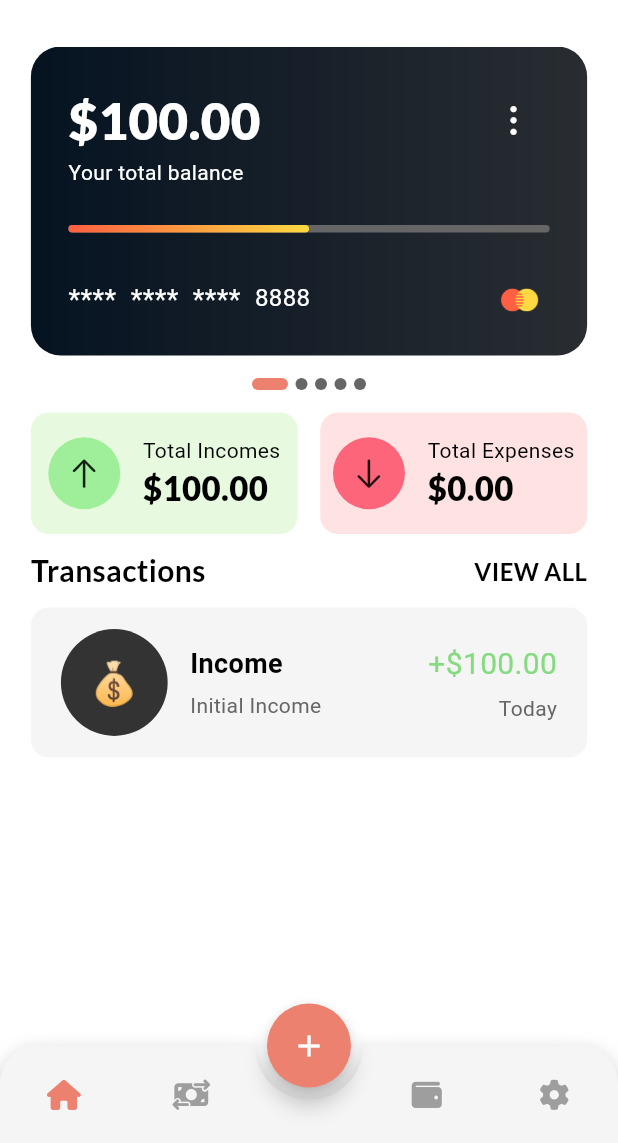
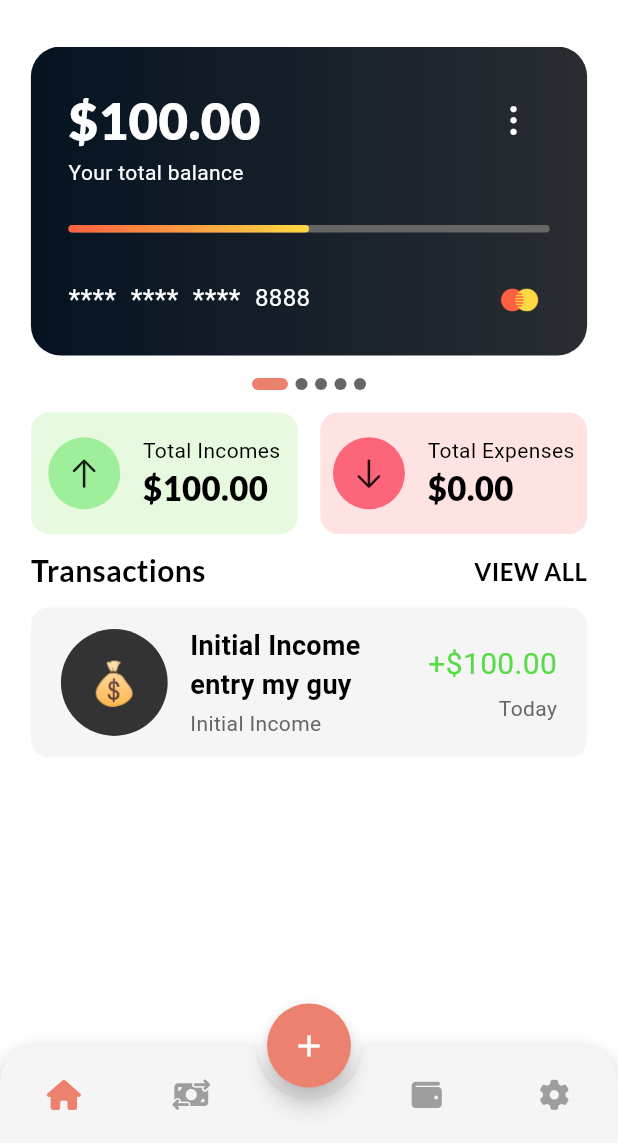
Before and after one commit to AkkiRa69/Track-Luy, a Flutter app: the screen it shows after launch, on a phone screen of 412 x 824 dp, the part 93-1236 px from its top. Run offline on Flutter 3.47's test engine with Material 3 defaults, Android fonts, the phone set to English and light mode, and no system bars; drawn by our look-alikes of animated_bottom_navigation_bar, percent_indicator, smooth_page_indicator; our stand-ins replace font_awesome_flutter, google_fonts, isar, quickalert, toggle_switch; accounts and stored records are empty; generated files the repository leaves out were written again.

Commit message:
home page done

```diff
--- a/lib/components/income_tile.dart
+++ b/lib/components/income_tile.dart
@@ -79,8 +79,9 @@ class _IncomeTileState extends State<IncomeTile> {
           crossAxisAlignment: CrossAxisAlignment.center,
           mainAxisAlignment: MainAxisAlignment.spaceBetween,
           children: [
-            Row(
-              mainAxisAlignment: MainAxisAlignment.center,
+            Expanded(
+              child: Row(
+                mainAxisAlignment: MainAxisAlignment.start,
                 crossAxisAlignment: CrossAxisAlignment.center,
                 children: [
                   Container(
@@ -97,21 +98,22 @@ class _IncomeTileState extends State<IncomeTile> {
                   const SizedBox(
                     width: 15,
                   ),
-                Column(
+                  Expanded(
+                    child: Column(
                       crossAxisAlignment: CrossAxisAlignment.start,
                       mainAxisAlignment: MainAxisAlignment.center,
                       children: [
                         Text(
                           widget.income.des,
-                      overflow: TextOverflow.ellipsis,
-                      softWrap: true,
+                          textAlign: TextAlign.start,
+                          overflow: TextOverflow.fade,
                           style: const TextStyle(
                             fontSize: 18,
                             fontWeight: FontWeight.bold,
                           ),
                         ),
                         const SizedBox(
-                      height: 5,
+                          height: 3,
                         ),
                         Text(
                           widget.income.name,
@@ -121,7 +123,9 @@ class _IncomeTileState extends State<IncomeTile> {
                         ),
                       ],
                     ),
+                  ),
                 ],
+              ),
             ),
             Column(
               crossAxisAlignment: CrossAxisAlignment.end,
@@ -130,7 +134,7 @@ class _IncomeTileState extends State<IncomeTile> {
                   '+\$${widget.income.amount.toStringAsFixed(2)}',
                   style: GoogleFonts.concertOne(
                     fontSize: 20,
-                    color: const Color.fromARGB(255, 133, 219, 127),
+                    color: const Color.fromARGB(255, 87, 220, 72),
                   ),
                 ),
                 const SizedBox(
--- a/lib/models/expense_database.dart
+++ b/lib/models/expense_database.dart
@@ -192,7 +192,7 @@ class ExpenseDatabase extends ChangeNotifier {
         name: 'Initial Income',
         amount: 100.0,
         date: DateTime.now(),
-        des: 'Income',
+        des: 'Initial Income entry my guy',
         emoji: '💰',
       );
       await addIncome(initialIncome);
```
Also changed, not shown: lib/components/expense_tile.dart (+10 -4 lines). Lines whose indentation alone changed are shown as unchanged.
